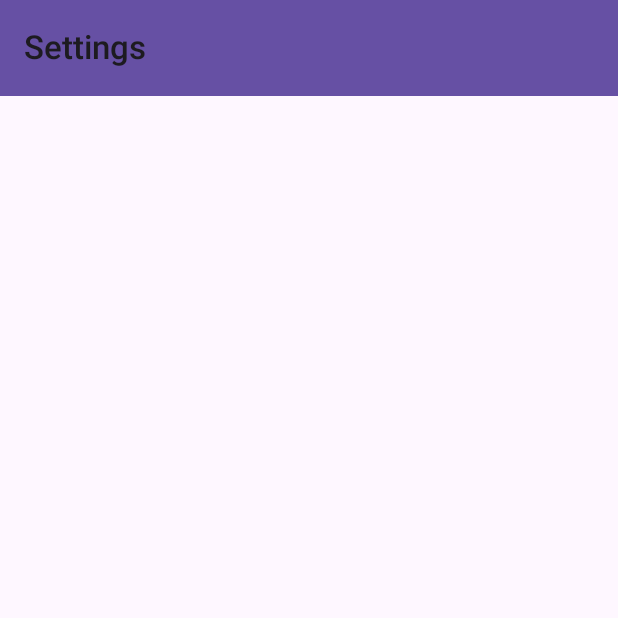
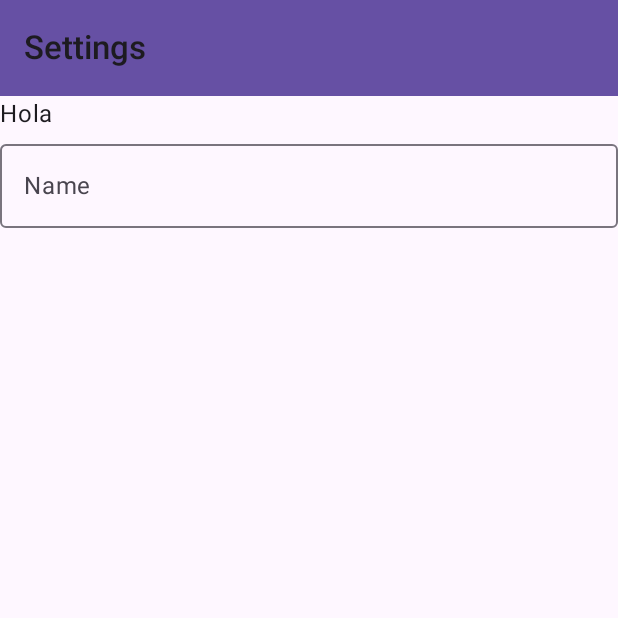
Before and after one commit to RandaeGS/exercise_counter, an Android app built with Jetpack Compose: the settings screen opened through its navigation route, on a phone screen of 412 x 824 dp, the top half of it. Run offline under Robolectric (Android 15) with nearby library versions, the phone set to English and light mode, and no system bars.

Commit message:
change package name

```diff
--- a/app/build.gradle.kts
+++ b/app/build.gradle.kts
@@ -5,11 +5,11 @@ plugins {
 }
 
 android {
-    namespace = "com.example.exercisecounter"
+    namespace = "com.randaegs.exercisecounter"
     compileSdk = 36
 
     defaultConfig {
-        applicationId = "com.example.exercisecounter"
+        applicationId = "com.randaegs.exercisecounter"
         minSdk = 33
         targetSdk = 36
         versionCode = 1
@@ -52,6 +52,8 @@ dependencies {
     implementation(libs.androidx.compose.ui.text.google.fonts)
     implementation(libs.androidx.navigation.compose)
     implementation(libs.androidx.room.runtime)
+    implementation(libs.androidx.material3)
+    implementation(libs.androidx.compose.material.icons.core)
     testImplementation(libs.junit)
     androidTestImplementation(libs.androidx.junit)
     androidTestImplementation(libs.androidx.espresso.core)
--- a/app/src/main/java/com/example/exercisecounter/ui/screens/Settings.kt
+++ /dev/null
@@ -1,19 +0,0 @@
-package com.example.exercisecounter.ui.screens
-
-import androidx.compose.runtime.Composable
-import com.example.exercisecounter.ui.components.ExerciseCounterScaffold
-import com.example.exercisecounter.ui.components.TopBar
-import com.example.exercisecounter.ui.navigation.NavigationEvent
-
-@Composable
-fun Settings(onNavigationEvent: (NavigationEvent) -> Unit) {
-    ExerciseCounterScaffold(
-        topBar = {
-            TopBar(
-                title = "Settings",
-                isButtonVisible = false,
-                onTitleClick = { onNavigationEvent(NavigationEvent.ToHome) })
-        }
-    ) {
-    }
-}
--- a/app/src/main/java/com/example/exercisecounter/ExerciseCounterApp.kt
+++ b/app/src/main/java/com/randaegs/exercisecounter/ExerciseCounterApp.kt
@@ -1,4 +1,4 @@
-package com.example.exercisecounter
+package com.randaegs.exercisecounter
 
 import androidx.compose.foundation.background
 import androidx.compose.foundation.clickable
@@ -22,8 +22,8 @@ import androidx.compose.runtime.Composable
 import androidx.compose.ui.Modifier
 import androidx.compose.ui.tooling.preview.Preview
 import androidx.compose.ui.unit.dp
-import com.example.exercisecounter.ui.components.ExerciseCounterScaffold
-import com.example.exercisecounter.ui.theme.ExerciseCounterTheme
+import com.randaegs.exercisecounter.ui.components.ExerciseCounterScaffold
+import com.randaegs.exercisecounter.ui.theme.ExerciseCounterTheme
 
 @OptIn(ExperimentalMaterial3Api::class)
 @Composable
--- a/app/src/main/java/com/example/exercisecounter/data/ExerciseDao.kt
+++ b/app/src/main/java/com/randaegs/exercisecounter/data/ExerciseDao.kt
@@ -1,10 +1,10 @@
-package com.example.exercisecounter.data
+package com.randaegs.exercisecounter.data
 
 import androidx.room.Dao
 import androidx.room.Delete
 import androidx.room.Insert
 import androidx.room.Query
-import com.example.exercisecounter.models.Exercise
+import com.randaegs.exercisecounter.models.Exercise
 
 @Dao
 interface ExerciseDao {
--- a/app/src/main/java/com/example/exercisecounter/data/ExerciseDatabase.kt
+++ b/app/src/main/java/com/randaegs/exercisecounter/data/ExerciseDatabase.kt
@@ -1,10 +1,10 @@
-package com.example.exercisecounter.data
+package com.randaegs.exercisecounter.data
 
 import android.content.Context
 import androidx.room.Database
 import androidx.room.Room
 import androidx.room.RoomDatabase
-import com.example.exercisecounter.models.Exercise
+import com.randaegs.exercisecounter.models.Exercise
 
 @Database(entities = [Exercise::class], version = 1)
 abstract class AppDatabase : RoomDatabase() {
--- a/app/src/main/java/com/example/exercisecounter/models/Exercise.kt
+++ b/app/src/main/java/com/randaegs/exercisecounter/models/Exercise.kt
@@ -1,4 +1,4 @@
-package com.example.exercisecounter.models
+package com.randaegs.exercisecounter.models
 
 import androidx.room.Entity
 import androidx.room.PrimaryKey
--- a/app/src/main/java/com/example/exercisecounter/ui/components/Scaffold.kt
+++ b/app/src/main/java/com/randaegs/exercisecounter/ui/components/Scaffold.kt
@@ -1,4 +1,4 @@
-package com.example.exercisecounter.ui.components
+package com.randaegs.exercisecounter.ui.components
 
 import androidx.compose.foundation.layout.PaddingValues
 import androidx.compose.material3.Scaffold
--- a/app/src/main/java/com/example/exercisecounter/ui/components/TopBar.kt
+++ b/app/src/main/java/com/randaegs/exercisecounter/ui/components/TopBar.kt
@@ -1,4 +1,4 @@
-package com.example.exercisecounter.ui.components
+package com.randaegs.exercisecounter.ui.components
 
 import androidx.compose.foundation.clickable
 import androidx.compose.foundation.layout.width
@@ -17,7 +17,7 @@ import androidx.compose.material3.TopAppBarDefaults
 import androidx.compose.runtime.Composable
 import androidx.compose.ui.Modifier
 import androidx.compose.ui.unit.dp
-import com.example.exercisecounter.addExerciseCount
+import com.randaegs.exercisecounter.addExerciseCount
 
 @OptIn(ExperimentalMaterial3Api::class)
 @Composable
--- a/app/src/main/java/com/example/exercisecounter/ui/navigation/ExerciseCounterNavController.kt
+++ b/app/src/main/java/com/randaegs/exercisecounter/ui/navigation/ExerciseCounterNavController.kt
@@ -1,6 +1,4 @@
-package com.example.exercisecounter.ui.navigation
-
-import androidx.compose.runtime.Composable
+package com.randaegs.exercisecounter.ui.navigation
 
 object Destinations {
     const val HOME = "home"
--- a/app/src/main/java/com/example/exercisecounter/ui/navigation/Routes.kt
+++ b/app/src/main/java/com/randaegs/exercisecounter/ui/navigation/Routes.kt
@@ -1,4 +1,4 @@
-package com.example.exercisecounter.ui.navigation
+package com.randaegs.exercisecounter.ui.navigation
 
 sealed class Routes(val route: String){
     data object Home: Routes("home")
--- /dev/null
+++ b/app/src/main/java/com/randaegs/exercisecounter/ui/screens/Settings.kt
@@ -0,0 +1,36 @@
+package com.randaegs.exercisecounter.ui.screens
+
+import androidx.compose.foundation.layout.Column
+import androidx.compose.foundation.layout.fillMaxWidth
+import androidx.compose.foundation.layout.padding
+import androidx.compose.foundation.text.input.rememberTextFieldState
+import androidx.compose.material3.OutlinedTextField
+import androidx.compose.material3.Text
+import androidx.compose.runtime.Composable
+import androidx.compose.ui.Modifier
+import com.randaegs.exercisecounter.ui.components.ExerciseCounterScaffold
+import com.randaegs.exercisecounter.ui.components.TopBar
+import com.randaegs.exercisecounter.ui.navigation.NavigationEvent
+
+@Composable
+fun Settings(onNavigationEvent: (NavigationEvent) -> Unit) {
+    ExerciseCounterScaffold(
+        topBar = {
+            TopBar(
+                title = "Settings",
+                isButtonVisible = false,
+                onTitleClick = { onNavigationEvent(NavigationEvent.ToHome) })
+        },
+    )
+    { innerPadding ->
+        Column(modifier = Modifier.padding(innerPadding)) {
+            Text("Hola")
+            OutlinedTextField(
+                state = rememberTextFieldState(),
+                label = { Text("Name") },
+                modifier = Modifier
+                    .fillMaxWidth()
+            )
+        }
+    }
+}
--- a/app/src/main/java/com/example/exercisecounter/ui/theme/Color.kt
+++ b/app/src/main/java/com/randaegs/exercisecounter/ui/theme/Color.kt
@@ -1,4 +1,4 @@
-package com.example.exercisecounter.ui.theme
+package com.randaegs.exercisecounter.ui.theme
 
 import androidx.compose.ui.graphics.Color
 
--- a/app/src/main/java/com/example/exercisecounter/ui/theme/Theme.kt
+++ b/app/src/main/java/com/randaegs/exercisecounter/ui/theme/Theme.kt
@@ -1,6 +1,5 @@
-package com.example.exercisecounter.ui.theme
+package com.randaegs.exercisecounter.ui.theme
 
-import android.app.Activity
 import android.os.Build
 import androidx.compose.foundation.isSystemInDarkTheme
 import androidx.compose.material3.MaterialTheme
--- a/app/src/main/java/com/example/exercisecounter/ui/theme/Type.kt
+++ b/app/src/main/java/com/randaegs/exercisecounter/ui/theme/Type.kt
@@ -1,4 +1,4 @@
-package com.example.exercisecounter.ui.theme
+package com.randaegs.exercisecounter.ui.theme
 
 import androidx.compose.material3.Typography
 import androidx.compose.ui.text.TextStyle
@@ -7,7 +7,7 @@ import androidx.compose.ui.text.font.FontWeight
 import androidx.compose.ui.text.googlefonts.Font
 import androidx.compose.ui.text.googlefonts.GoogleFont
 import androidx.compose.ui.unit.sp
-import com.example.exercisecounter.R
+import com.randaegs.exercisecounter.R
 
 val provider = GoogleFont.Provider(
     providerAuthority = "com.google.android.gms.fonts",
--- a/gradle/libs.versions.toml
+++ b/gradle/libs.versions.toml
@@ -7,13 +7,15 @@ junitVersion = "1.3.0"
 espressoCore = "3.7.0"
 lifecycleRuntimeKtx = "2.9.4"
 activityCompose = "1.11.0"
-composeBom = "2024.09.00"
+composeBom = "2025.10.00"
+materialIconsCore = "1.7.8"
 navigationCompose = "2.9.5"
 roomRuntime = "2.8.2"
 uiTextGoogleFonts = "1.9.3"
 material3 = "1.4.0"
 
 [libraries]
+androidx-compose-material-icons-core = { module = "androidx.compose.material:material-icons-core", version.ref = "materialIconsCore" }
 androidx-compose-ui-text-google-fonts = { module = "androidx.compose.ui:ui-text-google-fonts", version.ref = "uiTextGoogleFonts" }
 androidx-core-ktx = { group = "androidx.core", name = "core-ktx", version.ref = "coreKtx" }
 androidx-navigation-compose = { module = "androidx.navigation:navigation-compose", version.ref = "navigationCompose" }
```
Also changed, not shown: app/src/main/java/com/randaegs/exercisecounter/MainActivity.kt (renamed from app/src/main/java/com/example/exercisecounter/MainActivity.kt, +6 -6 lines), app/src/main/java/com/randaegs/exercisecounter/ui/screens/Home.kt (renamed from app/src/main/java/com/example/exercisecounter/ui/screens/Home.kt, +4 -5 lines).
